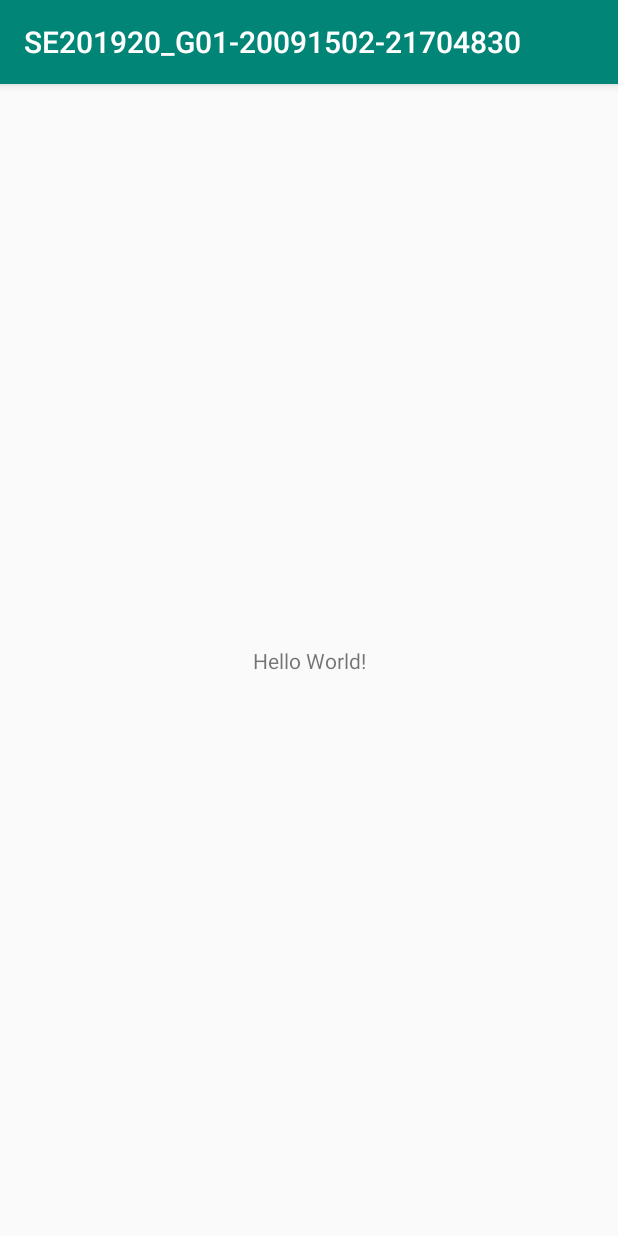
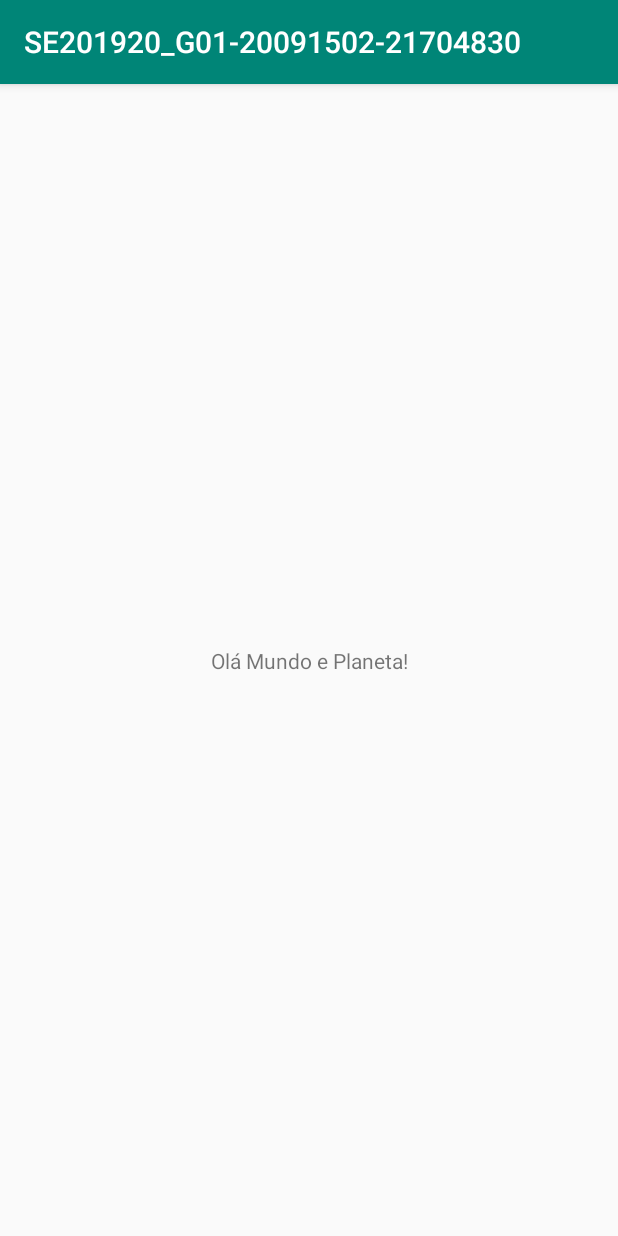
Before and after one commit to BarreiraTom/ULP-SistEmbeb-SE201920_G01-20091502-21704830, an Android app: the screen it shows after launch (MainActivity), on a phone screen of 412 x 824 dp. Run offline under Robolectric (Android 15) with nearby library versions, the phone set to English and light mode, and no system bars.

Commit message:
First Change

```diff
--- a/app/src/main/res/layout/activity_main.xml
+++ b/app/src/main/res/layout/activity_main.xml
@@ -9,7 +9,7 @@
     <TextView
         android:layout_width="wrap_content"
         android:layout_height="wrap_content"
-        android:text="Hello World!"
+        android:text="Olá Mundo e Planeta!"
         app:layout_constraintBottom_toBottomOf="parent"
         app:layout_constraintLeft_toLeftOf="parent"
         app:layout_constraintRight_toRightOf="parent"
```
